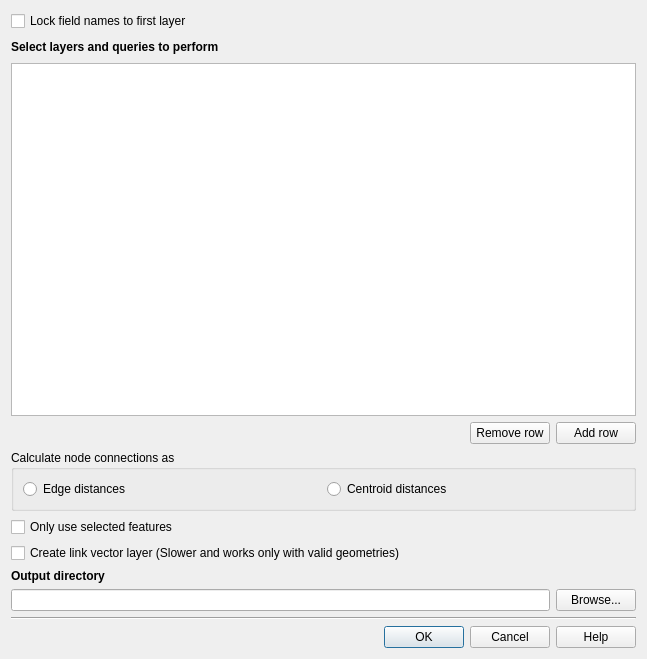
Before: the Qt Designer form src/qgis_conefor/ui/conefor_dlg.ui in ricardogsilva/qgisconefor, drawn with Qt 5.
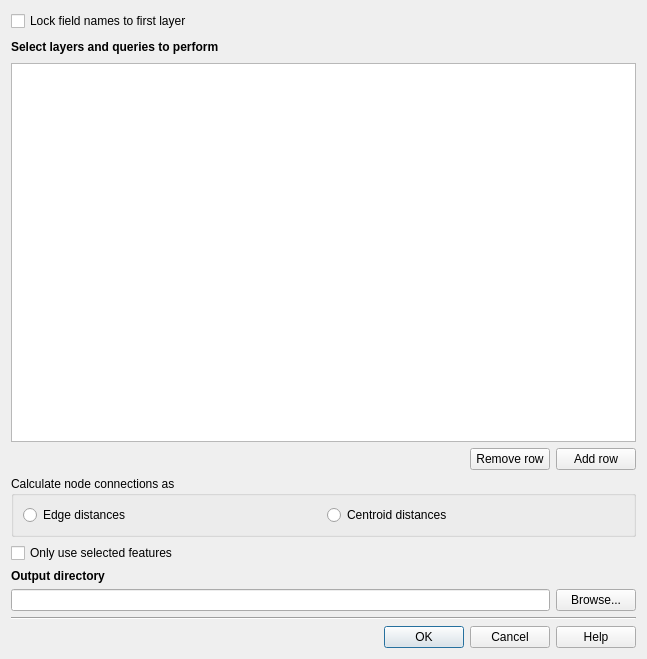
After: the same form once the commit is applied.

Commit message:
Removed option for creating output distance vector layer
- fixes #91

```diff
--- a/src/qgis_conefor/ui/conefor_dlg.ui
+++ b/src/qgis_conefor/ui/conefor_dlg.ui
@@ -165,30 +165,6 @@
      </item>
     </layout>
    </item>
-   <item>
-    <layout class="QHBoxLayout" name="horizontalLayout">
-     <item>
-      <widget class="QCheckBox" name="create_distances_file_chb">
-       <property name="text">
-        <string>Create link vector layer (Slower and works only with valid geometries)</string>
-       </property>
-      </widget>
-     </item>
-     <item>
-      <spacer name="horizontalSpacer_4">
-       <property name="orientation">
-        <enum>Qt::Horizontal</enum>
-       </property>
-       <property name="sizeHint" stdset="0">
-        <size>
-         <width>40</width>
-         <height>20</height>
-        </size>
-       </property>
-      </spacer>
-     </item>
-    </layout>
-   </item>
    <item>
     <widget class="QLabel" name="output_la">
      <property name="text">
```
Left out of the diff: 1 changed line with no effect on the pictures. The commit also changes 3 other files.
